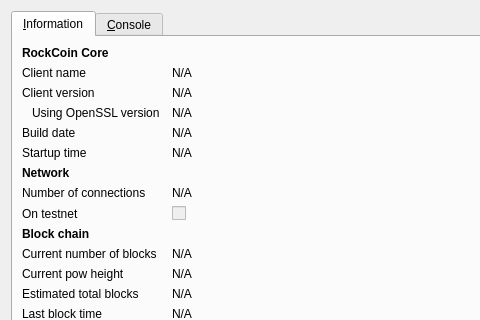
Above: src/qt/forms/rpcconsole.ui from haisee/rockcoin before the change; both pictures show x 0 to 480 and y 0 to 320 of the 726 by 559 pixel window. Below: the same form after it.
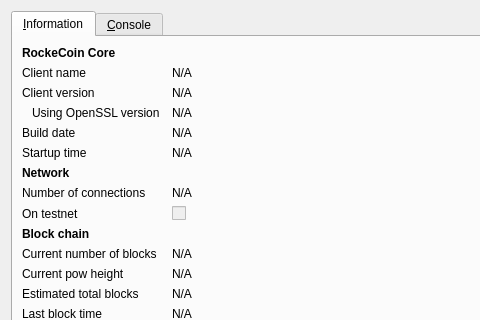
That is the form after the change. Icons and pictures are not drawn.

Commit message: fix coin name

Diff of the .ui file:
```diff
--- a/src/qt/forms/rpcconsole.ui
+++ b/src/qt/forms/rpcconsole.ui
@@ -190,7 +190,7 @@
           </font>
          </property>
          <property name="text">
-          <string>RockCoin Core</string>
+          <string>RockeCoin Core</string>
          </property>
         </widget>
        </item>
```
Left out of the diff: 6 changed lines with no effect on the pictures. The commit also changes 141 other files.
